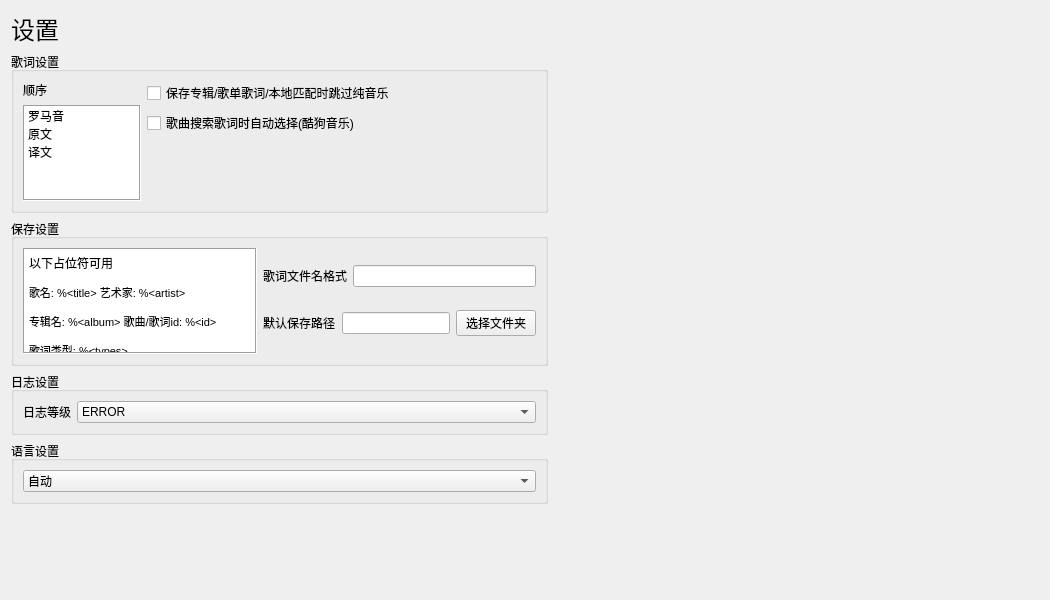
First picture: the form in ui/settings.ui, repository chenmozhijin/LDDC, before the edit.
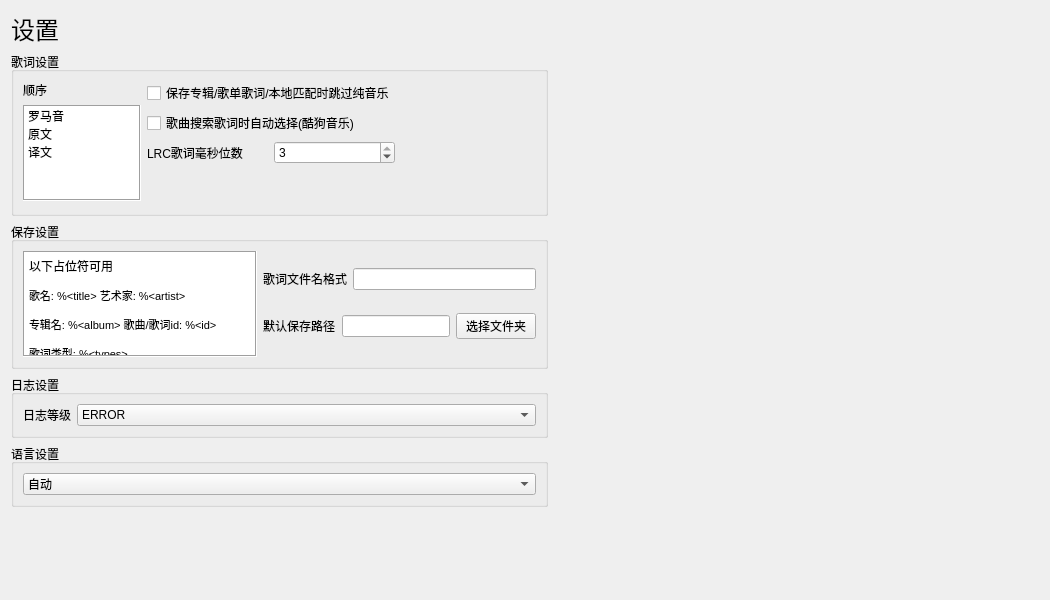
Second picture: the form after the edit. Custom widgets are drawn as their Qt base class.

Commit message: Add the adjustment function of ms digit count in LRC lyrics

The edit to the form file:
```diff
--- a/ui/settings.ui
+++ b/ui/settings.ui
@@ -164,6 +164,30 @@
               </property>
              </widget>
             </item>
+            <item>
+             <layout class="QHBoxLayout" name="horizontalLayout_7">
+              <item>
+               <widget class="QLabel" name="label_6">
+                <property name="text">
+                 <string>LRC歌词毫秒位数</string>
+                </property>
+               </widget>
+              </item>
+              <item>
+               <widget class="QSpinBox" name="lrc_ms_digit_count_spinBox">
+                <property name="minimum">
+                 <number>2</number>
+                </property>
+                <property name="maximum">
+                 <number>3</number>
+                </property>
+                <property name="value">
+                 <number>3</number>
+                </property>
+               </widget>
+              </item>
+             </layout>
+            </item>
             <item>
              <spacer name="verticalSpacer_2">
               <property name="orientation">
```
The commit also changes 10 other files.
